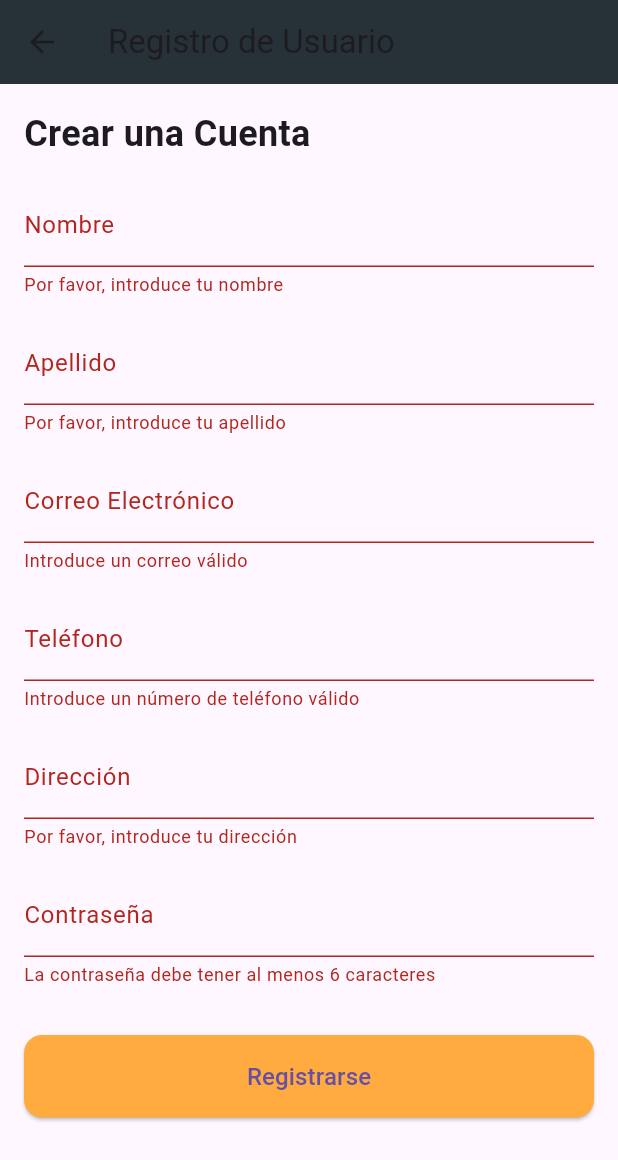
After one commit to ToxikFocus/Hoteleria, a Flutter app: the RegisterScreen screen opened directly, after a tap on "Registrarse", on a phone screen of 412 x 824 dp. The commit adds this screen. Shown: the top 1160 px of the screen. Run offline on Flutter 3.47's test engine with Material 3 defaults, Android fonts, the phone set to English and light mode, and no system bars; our stand-ins replace sqflite; accounts and stored records are empty.

Commit message:
diseño principal, inicio de sesion y consulta de habitaciones lista

```diff
--- a/lib/AvailableRoomsScreen.dart
+++ b/lib/AvailableRoomsScreen.dart
@@ -1,7 +1,6 @@
 import 'package:flutter/material.dart';
 import 'dart:convert';
 import 'package:http/http.dart' as http;
-import 'RoomDetailsScreen.dart';
 
 class AvailableRoomsScreen extends StatefulWidget {
   final DateTimeRange selectedDateRange;
--- /dev/null
+++ b/lib/RegisterScreen.dart
@@ -0,0 +1,136 @@
+import 'package:flutter/material.dart';
+import 'package:http/http.dart' as http;
+
+class RegisterScreen extends StatefulWidget {
+  const RegisterScreen({super.key});
+
+  @override
+  _RegisterScreenState createState() => _RegisterScreenState();
+}
+
+class _RegisterScreenState extends State<RegisterScreen> {
+  final _formKey = GlobalKey<FormState>();
+  String? firstName, lastName, email, phone, password, address;
+  bool _isLoading = false;
+
+  Future<void> _registerUser() async {
+    if (_formKey.currentState!.validate()) {
+      _formKey.currentState!.save();
+
+      setState(() {
+        _isLoading = true;
+      });
+
+      final url = Uri.parse('http://localhost/hoteleria/register_user.php'); // Cambia la URL según tu servidor
+      try {
+        final response = await http.post(
+          url,
+          body: {
+            'first_name': firstName,
+            'last_name': lastName,
+            'email': email,
+            'phone': phone,
+            'password': password,
+            'address': address,
+          },
+        );
+
+        if (response.statusCode == 201) {
+          ScaffoldMessenger.of(context).showSnackBar(
+            const SnackBar(content: Text('Usuario registrado exitosamente')),
+          );
+          Navigator.pop(context);
+        } else {
+          ScaffoldMessenger.of(context).showSnackBar(
+            SnackBar(content: Text('Error: ${response.body}')),
+          );
+        }
+      } catch (e) {
+        ScaffoldMessenger.of(context).showSnackBar(
+          SnackBar(content: Text('Error al conectar con el servidor: $e')),
+        );
+      } finally {
+        setState(() {
+          _isLoading = false;
+        });
+      }
+    }
+  }
+
+  @override
+  Widget build(BuildContext context) {
+    return Scaffold(
+      appBar: AppBar(
+        title: const Text('Registro de Usuario'),
+        backgroundColor: Colors.blueGrey[900],
+      ),
+      body: Padding(
+        padding: const EdgeInsets.all(16.0),
+        child: _isLoading
+            ? const Center(child: CircularProgressIndicator()) // Muestra un indicador de carga
+            : Form(
+          key: _formKey,
+          child: ListView(
+            children: [
+              const Text(
+                'Crear una Cuenta',
+                style: TextStyle(fontSize: 24, fontWeight: FontWeight.bold),
+              ),
+              const SizedBox(height: 16),
+              TextFormField(
+                decoration: const InputDecoration(labelText: 'Nombre'),
+                validator: (value) => value == null || value.isEmpty ? 'Por favor, introduce tu nombre' : null,
+                onSaved: (value) => firstName = value,
+              ),
+              const SizedBox(height: 16),
+              TextFormField(
+                decoration: const InputDecoration(labelText: 'Apellido'),
+                validator: (value) => value == null || value.isEmpty ? 'Por favor, introduce tu apellido' : null,
+                onSaved: (value) => lastName = value,
+              ),
+              const SizedBox(height: 16),
+              TextFormField(
+                decoration: const InputDecoration(labelText: 'Correo Electrónico'),
+                keyboardType: TextInputType.emailAddress,
+                validator: (value) => value == null || !value.contains('@') ? 'Introduce un correo válido' : null,
+                onSaved: (value) => email = value,
+              ),
+              const SizedBox(height: 16),
+              TextFormField(
+                decoration: const InputDecoration(labelText: 'Teléfono'),
+                keyboardType: TextInputType.phone,
+                validator: (value) => value == null || value.isEmpty ? 'Introduce un número de teléfono válido' : null,
+                onSaved: (value) => phone = value,
+              ),
+              const SizedBox(height: 16),
+              TextFormField(
+                decoration: const InputDecoration(labelText: 'Dirección'),
+                validator: (value) => value == null || value.isEmpty ? 'Por favor, introduce tu dirección' : null,
+                onSaved: (value) => address = value,
+              ),
+              const SizedBox(height: 16),
+              TextFormField(
+                decoration: const InputDecoration(labelText: 'Contraseña'),
+                obscureText: true,
+                validator: (value) => value == null || value.length < 6 ? 'La contraseña debe tener al menos 6 caracteres' : null,
+                onSaved: (value) => password = value,
+              ),
+              const SizedBox(height: 32),
+              ElevatedButton(
+                onPressed: _registerUser,
+                style: ElevatedButton.styleFrom(
+                  backgroundColor: Colors.orangeAccent,
+                  padding: const EdgeInsets.symmetric(vertical: 16),
+                  shape: RoundedRectangleBorder(
+                    borderRadius: BorderRadius.circular(12),
+                  ),
+                ),
+                child: const Text('Registrarse', style: TextStyle(fontSize: 16)),
+              ),
+            ],
+          ),
+        ),
+      ),
+    );
+  }
+}
--- a/lib/home_screen.dart
+++ b/lib/home_screen.dart
@@ -6,6 +6,7 @@ import 'ServicesSection.dart';
 import 'RoomsSection.dart';
 import 'AditionalServicesSection.dart';
 import 'FooterSection.dart';
+import 'RegisterScreen.dart';
 
 class HomeScreen extends StatefulWidget {
   const HomeScreen({super.key});
@@ -25,7 +26,7 @@ class _HomeScreenState extends State<HomeScreen> {
       backgroundColor: Colors.grey[100],
       appBar: AppBar(
         title: const Text('Hotel Paraiso'),
-        backgroundColor: Colors.blueGrey[900],
+        backgroundColor: Colors.grey,
         actions: [
           TextButton(
             onPressed: () async {
@@ -50,6 +51,18 @@ class _HomeScreenState extends State<HomeScreen> {
               foregroundColor: Colors.white,
             ),
             child: Text(user == null ? 'Iniciar Sesión' : 'Cerrar Sesión'),
+          ),
+          TextButton(
+            onPressed: () {
+              Navigator.push(
+                context,
+                MaterialPageRoute(builder: (context) => const RegisterScreen()),
+              );
+            },
+            style: TextButton.styleFrom(
+              foregroundColor: Colors.white,
+            ),
+            child: const Text('Registrarse'),
           ),
         ],
       ),
```
